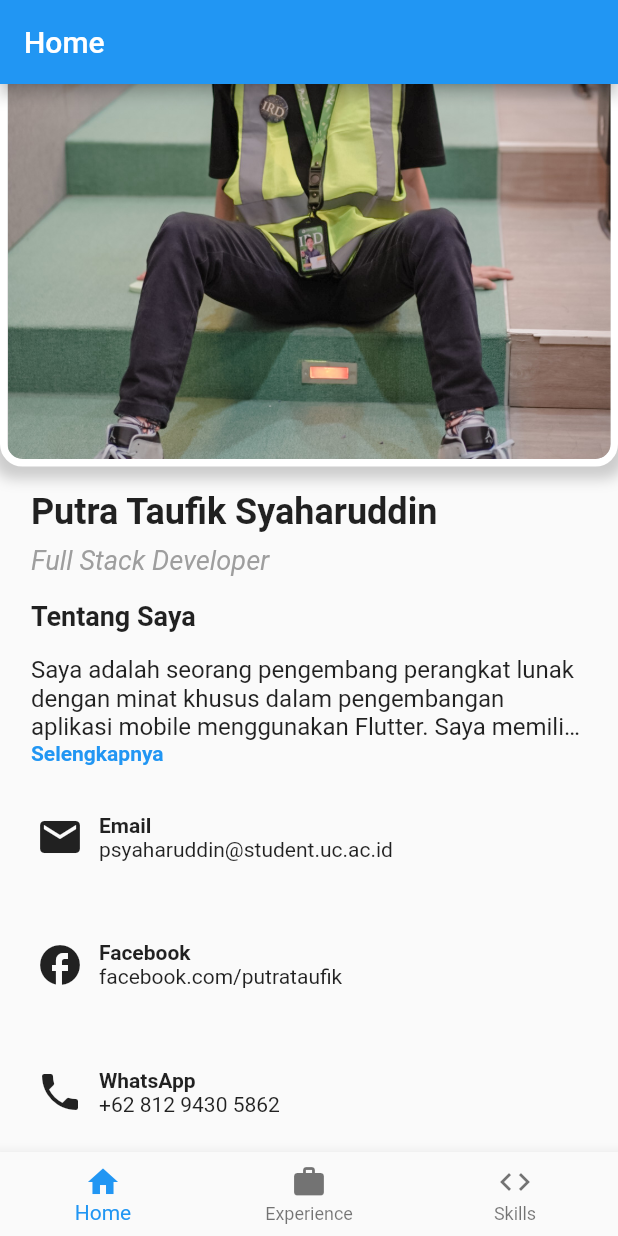
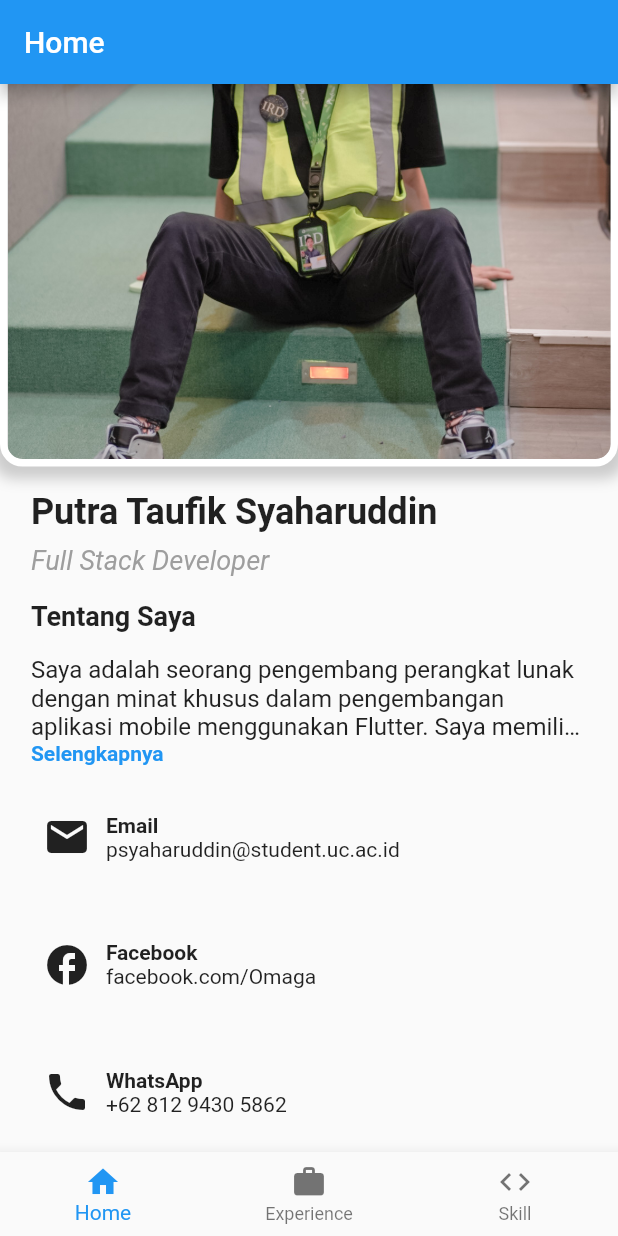
Before and after one commit to putrataufik/flutter_portofolio, a Flutter app: the screen it shows after launch, scrolled down 155 dp, on a phone screen of 412 x 824 dp. Run offline on Flutter 3.47's test engine with Material 2 defaults, Android fonts, the light colour scheme and no system bars.

Commit message:
fix push

```diff
--- a/fluttter_portfolio/lib/main.dart
+++ b/fluttter_portfolio/lib/main.dart
@@ -1,19 +1,78 @@
 import 'package:flutter/material.dart';
 import 'screens/home_screen.dart';
+import 'screens/experience_screen.dart';
+import 'screens/skill_screen.dart';
 
 void main() {
   runApp(MyApp());
 }
 
 class MyApp extends StatelessWidget {
+  const MyApp({super.key});
   @override
   Widget build(BuildContext context) {
     return MaterialApp(
-      title: 'My Portfolio',
+      title: 'Portfolio Opik',
       theme: ThemeData(
         primarySwatch: Colors.blue,
       ),
-      home: HomeScreen(),
+      home: App(),
     );
   }
 }
+
+class App extends StatefulWidget {
+  @override
+  _AppState createState() => _AppState();
+}
+
+class _AppState extends State<App> {
+  int _currentIndex = 0;
+  int _previousIndex = 0;
+
+  final List<Widget> _pages = [HomeScreen(), ExperienceScreen(), SkillScreen()];
+
+  void _onTabTapped(int index) {
+    setState(() {
+      _previousIndex = _currentIndex;
+      _currentIndex = index;
+    });
+  }
+
+  void _backLogic() {
+    setState(() {
+      if (_previousIndex != _currentIndex) {
+        // Kembali ke page sebelumnya
+        _currentIndex = _previousIndex;
+      } else {
+        // Kembali ke Home Page kalo di ada d halaman Counter atau History
+        _currentIndex = 0;
+      }
+    });
+  }
+
+  @override
+  Widget build(BuildContext context) {
+    return Scaffold(
+      body: _pages[_currentIndex],
+      bottomNavigationBar: BottomNavigationBar(
+        currentIndex: _currentIndex,
+        onTap: _onTabTapped,
+        items: [
+          BottomNavigationBarItem(
+            icon: Icon(Icons.home),
+            label: 'Home',
+          ),
+          BottomNavigationBarItem(
+            icon: Icon(Icons.work),
+            label: 'Experience',
+          ),
+          BottomNavigationBarItem(
+            icon: Icon(Icons.code),
+            label: 'Skill',
+          ),
+        ],
+      ),
+    );
+  }
+}
--- a/fluttter_portfolio/lib/screens/home_screen.dart
+++ b/fluttter_portfolio/lib/screens/home_screen.dart
@@ -4,23 +4,25 @@ import '../widgets/contact_widget.dart';
 import '../widgets/aboutme_widget.dart';
 
 class HomeScreen extends StatelessWidget {
+  const HomeScreen({super.key});
+
   @override
   Widget build(BuildContext context) {
     return Scaffold(
       appBar: AppBar(
-        title: Text('Home'),
+        title: const Text('Home'),
       ),
       body: SingleChildScrollView(
         child: Column(
           crossAxisAlignment: CrossAxisAlignment.start,
           children: [
-            HeaderWidget(),
-            SizedBox(height: 16),
+            const HeaderWidget(),
+            const SizedBox(height: 16),
             Container(
               margin: EdgeInsets.symmetric(
                 horizontal: 0.05 * MediaQuery.of(context).size.width,
               ),
-              child: Text(
+              child: const Text(
                 'Putra Taufik Syaharuddin',
                 style: TextStyle(
                   fontSize: 24,
@@ -28,12 +30,12 @@ class HomeScreen extends StatelessWidget {
                 ),
               ),
             ),
-            SizedBox(height: 8),
+            const SizedBox(height: 8),
             Container(
               margin: EdgeInsets.symmetric(
                 horizontal: 0.05 * MediaQuery.of(context).size.width,
               ),
-              child: Text(
+              child: const Text(
                 'Full Stack Developer',
                 style: TextStyle(
                   fontSize: 18,
@@ -42,12 +44,12 @@ class HomeScreen extends StatelessWidget {
                 ),
               ),
             ),
-            SizedBox(height: 16),
+            const SizedBox(height: 16),
             Container(
               margin: EdgeInsets.symmetric(
                 horizontal: 0.05 * MediaQuery.of(context).size.width,
               ),
-              child: Text(
+              child: const Text(
                 'Tentang Saya',
                 style: TextStyle(
                   fontSize: 18,
@@ -55,17 +57,16 @@ class HomeScreen extends StatelessWidget {
                 ),
               ),
             ),
-            SizedBox(height: 8),
-            Align(
+            const SizedBox(height: 8),
+            const Align(
               alignment: Alignment.center,
               child: AboutMeWidget(),
             ),
-            SizedBox(height: 8),
+            const SizedBox(height: 8),
             Container(
               margin: EdgeInsets.symmetric(
-                  horizontal:
-                      16), // Atur margin kiri dan kanan sesuai kebutuhan
-              child: Align(
+                  horizontal: 0.05 * MediaQuery.of(context).size.width), // Atur margin kiri dan kanan sesuai kebutuhan
+              child: const Align(
                 alignment: Alignment.centerLeft,
                 child: ContactWidget(),
               ),
@@ -73,22 +74,6 @@ class HomeScreen extends StatelessWidget {
           ],
         ),
       ),
-      bottomNavigationBar: BottomNavigationBar(
-        items: [
-          BottomNavigationBarItem(
-            icon: Icon(Icons.home),
-            label: 'Home',
-          ),
-          BottomNavigationBarItem(
-            icon: Icon(Icons.work),
-            label: 'Experience',
-          ),
-          BottomNavigationBarItem(
-            icon: Icon(Icons.code),
-            label: 'Skills',
-          ),
-        ],
-      ),
     );
   }
 }
--- a/fluttter_portfolio/lib/widgets/aboutme_widget.dart
+++ b/fluttter_portfolio/lib/widgets/aboutme_widget.dart
@@ -1,9 +1,11 @@
 import 'package:flutter/material.dart';
 
 class AboutMeWidget extends StatelessWidget {
+  const AboutMeWidget({super.key});
+
   @override
   Widget build(BuildContext context) {
-    final String fullText = '''
+    const String fullText = '''
 Saya adalah seorang pengembang perangkat lunak dengan minat khusus dalam pengembangan aplikasi mobile menggunakan Flutter. Saya memiliki pengalaman dalam mengembangkan berbagai jenis aplikasi, termasuk aplikasi e-commerce, aplikasi manajemen proyek, dan aplikasi sosial. Keahlian saya meliputi Flutter, Dart, dan berbagai teknologi terkait mobile development. Saya senang belajar hal-hal baru dan selalu mencari cara untuk meningkatkan keterampilan pengembangan saya.
 ''';
     return Column(
@@ -12,12 +14,12 @@ Saya adalah seorang pengembang perangkat lunak dengan minat khusus dalam pengemb
               margin: EdgeInsets.only(
                   left: 0.05 * MediaQuery.of(context).size.width),
             ),
-            SizedBox(height: 8),
+            const SizedBox(height: 8),
             Container(
               margin: EdgeInsets.symmetric(
                 horizontal: 0.05 * MediaQuery.of(context).size.width,
               ),
-              child: ExpandableText(
+              child: const ExpandableText(
 
               text: fullText,
               trimLines: 3,
@@ -42,7 +44,7 @@ class ExpandableText extends StatefulWidget {
   final String lessText;
   final Color linkColor;
 
-  ExpandableText({
+  const ExpandableText({super.key,
     required this.text,
     required this.trimLines,
     required this.trimStyle,
--- a/fluttter_portfolio/lib/widgets/contact_widget.dart
+++ b/fluttter_portfolio/lib/widgets/contact_widget.dart
@@ -1,12 +1,14 @@
 import 'package:flutter/material.dart';
 
 class ContactWidget extends StatelessWidget {
+  const ContactWidget({super.key});
+
   @override
   Widget build(BuildContext context) {
-    final cardWidth = 300.0; // Ukuran yang diinginkan untuk lebar card
-    final cardHeight = 80.0; // Ukuran yang diinginkan untuk tinggi card
+    const cardWidth = 300.0; // Ukuran yang diinginkan untuk lebar card
+    const cardHeight = 80.0; // Ukuran yang diinginkan untuk tinggi card
 
-    return Column(
+    return const Column(
       crossAxisAlignment: CrossAxisAlignment.start,
       children: [
         ContactCard(
@@ -20,7 +22,7 @@ class ContactWidget extends StatelessWidget {
         ContactCard(
           icon: Icons.facebook,
           label: 'Facebook',
-          value: 'facebook.com/putrataufik',
+          value: 'facebook.com/Omaga',
           width: cardWidth,
           height: cardHeight,
         ),
@@ -55,7 +57,7 @@ class ContactCard extends StatelessWidget {
 
   @override
   Widget build(BuildContext context) {
-    return Container(
+    return SizedBox(
       width: width,
       height: height,
 
@@ -64,12 +66,12 @@ class ContactCard extends StatelessWidget {
         child: Row(
           children: [
             Icon(icon, size: 32),
-            SizedBox(width: 10),
+            const SizedBox(width: 10),
             Column(
               crossAxisAlignment: CrossAxisAlignment.start,
               mainAxisAlignment: MainAxisAlignment.center,
               children: [
-                Text(label, style: TextStyle(fontWeight: FontWeight.bold)),
+                Text(label, style: const TextStyle(fontWeight: FontWeight.bold)),
                 Text(value),
               ],
             ),
--- a/fluttter_portfolio/lib/widgets/header_widget.dart
+++ b/fluttter_portfolio/lib/widgets/header_widget.dart
@@ -1,6 +1,8 @@
 import 'package:flutter/material.dart';
 
 class HeaderWidget extends StatelessWidget {
+  const HeaderWidget({super.key});
+
   @override
   Widget build(BuildContext context) {
     double screenWidth = MediaQuery.of(context).size.width;
@@ -18,7 +20,7 @@ class HeaderWidget extends StatelessWidget {
             color: Colors.grey.withOpacity(0.5), // Warna shadow
             spreadRadius: 5,
             blurRadius: 7,
-            offset: Offset(0, 3), // Posisi shadow
+            offset: const Offset(0, 3), // Posisi shadow
           ),
         ],
       ),
--- a/fluttter_portfolio/pubspec.yaml
+++ b/fluttter_portfolio/pubspec.yaml
@@ -67,6 +67,7 @@ flutter:
   #   - images/a_dot_ham.jpeg
   assets:
     - assets/images/IMG_8955.JPG
+    - assets/images/LOGO TIM EVO.jpg
 
   # An image asset can refer to one or more resolution-specific "variants", see
   # https://flutter.dev/assets-and-images/#resolution-aware
```
Also changed, not shown: fluttter_portfolio/lib/screens/experience_screen.dart (+24 -0 lines), fluttter_portfolio/lib/screens/skill_screen.dart (+45 -0 lines), fluttter_portfolio/lib/widgets/experience_widget.dart (added, +64 -0 lines), fluttter_portfolio/lib/widgets/skill_card_widget.dart (added, +71 -0 lines), fluttter_portfolio/assets/images/LOGO TIM EVO.jpg (added), fluttter_portfolio/lib/widgets/experience_card.dart (deleted).
